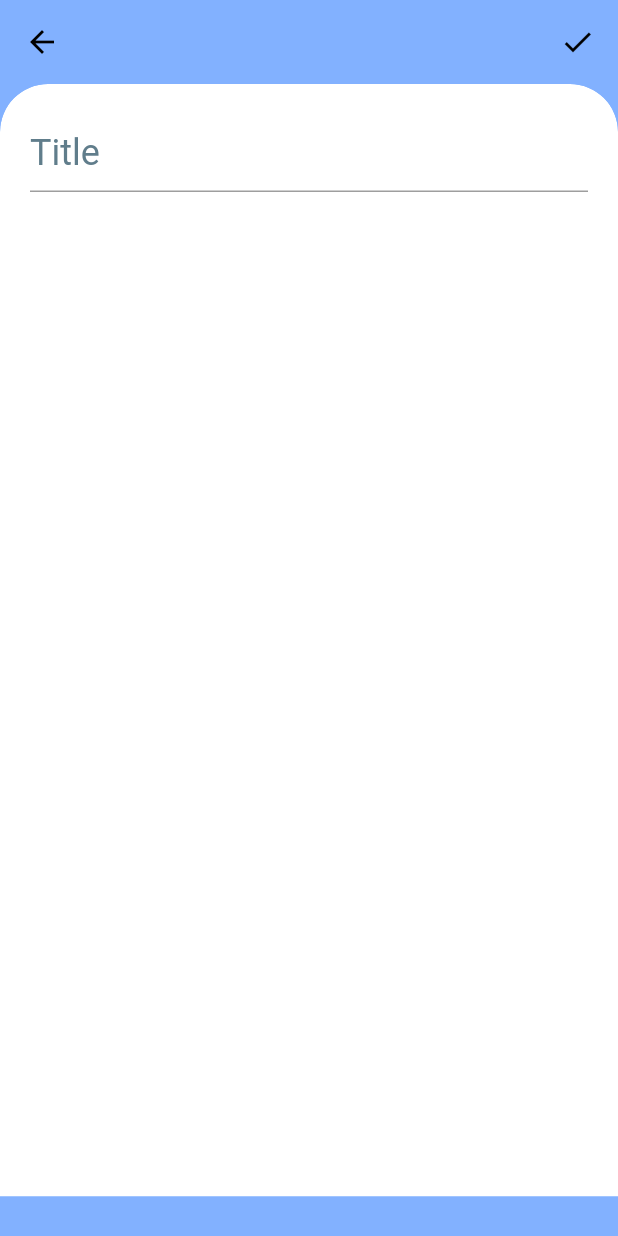
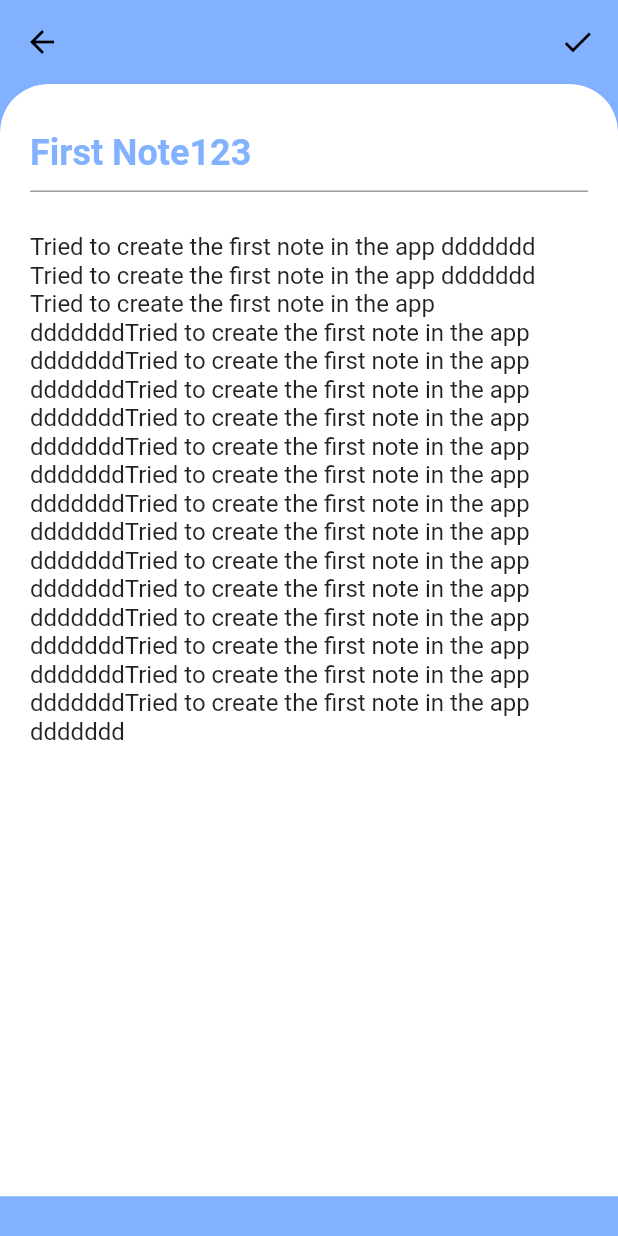
Before and after one commit to amitsindoliya/copyio, a Flutter app: the screen it shows after launch, after a tap on "First Note123", on a phone screen of 412 x 824 dp. Run offline on Flutter 3.47's test engine with Material 2 defaults, Android fonts, the phone set to English and light mode, and no system bars.

Commit message:
provider and editing notes working

```diff
--- a/copyio/lib/main.dart
+++ b/copyio/lib/main.dart
@@ -1,5 +1,7 @@
 import 'package:copyio/notes_detail.dart';
+import 'package:copyio/providers/notes_provider.dart';
 import 'package:flutter/material.dart';
+import 'package:provider/provider.dart';
 import 'dummy_data.dart';
 import 'notes_card.dart';
 
@@ -8,10 +10,15 @@ void main() => runApp(MyApp());
 class MyApp extends StatelessWidget {
   @override
   Widget build(BuildContext context) {
-    return MaterialApp(
-      title: 'CopyIO',
-      theme: ThemeData(primaryColor: Colors.blueAccent[100]),
-      home: HomePage(),
+    return MultiProvider(
+      providers: [
+        ChangeNotifierProvider(create: (_) => NotesProvider()),
+      ],
+      child: MaterialApp(
+        title: 'CopyIO',
+        theme: ThemeData(primaryColor: Colors.blueAccent[100]),
+        home: HomePage(),
+      ),
     );
   }
 }
@@ -19,6 +26,7 @@ class MyApp extends StatelessWidget {
 class HomePage extends StatelessWidget {
   @override
   Widget build(BuildContext context) {
+    var _items = Provider.of<NotesProvider>(context).getNotes;
     return Scaffold(
       // appBar: AppBar(
       //   backgroundColor: Colors.white,
@@ -94,11 +102,12 @@ class HomePage extends StatelessWidget {
             height: MediaQuery.of(context).size.height * 0.38,
             child: ListView.builder(
               scrollDirection: Axis.horizontal,
-              itemCount: notes.length,
+              itemCount: _items.length,
               itemBuilder: (context, index) {
                 return NotesCard(
-                  notes[index].title,
-                  notes[index].body,
+                  _items[index].id,
+                  _items[index].title,
+                  _items[index].body,
                   MediaQuery.of(context).size.height * 0.38,
                 );
               },
@@ -124,7 +133,7 @@ class HomePage extends StatelessWidget {
                   ),
                   onPressed: () {
                     return Navigator.of(context).push(MaterialPageRoute(
-                        builder: (context) => NotesDetail(null, null)));
+                        builder: (context) => NotesDetail(null, null, null)));
                   },
                   child: Text(
                     'Add a new note',
--- a/copyio/lib/notes_card.dart
+++ b/copyio/lib/notes_card.dart
@@ -2,15 +2,16 @@ import 'package:flutter/material.dart';
 import 'notes_detail.dart';
 
 class NotesCard extends StatelessWidget {
+  final String id;
   final String title;
   final String body;
   final double height;
 
-  NotesCard(this.title, this.body, this.height);
+  NotesCard(this.id, this.title, this.body, this.height);
 
   notesPageNavigator(BuildContext context, title, body) {
     return Navigator.of(context).push(
-        MaterialPageRoute(builder: (context) => NotesDetail(title, body)));
+        MaterialPageRoute(builder: (context) => NotesDetail(id, title, body)));
   }
 
   @override
--- a/copyio/lib/notes_detail.dart
+++ b/copyio/lib/notes_detail.dart
@@ -1,11 +1,15 @@
 import 'package:copyio/dummy_data.dart';
 import 'package:copyio/models/notes.dart';
+import 'package:copyio/providers/notes_provider.dart';
 import 'package:flutter/material.dart';
+import 'package:provider/provider.dart';
 
 class NotesDetail extends StatefulWidget {
+  final String id;
   final String title;
   final String body;
   NotesDetail(
+    this.id,
     this.title,
     this.body,
   );
@@ -23,8 +27,32 @@ class _NotesDetailState extends State<NotesDetail> {
   );
   void _saveForm() {
     _fkey.currentState.save();
-    notes.add(_sampleNote);
+    if (_sampleNote.id == '') {
+      Provider.of<NotesProvider>(context, listen: false).setNotes(_sampleNote);
+    } else {
+      Provider.of<NotesProvider>(context, listen: false)
+          .changeById(_sampleNote);
+    }
     Navigator.of(context).pop();
+  }
+
+  bool _editFlag = true;
+
+  @override
+  void didChangeDependencies() {
+    if (_editFlag) {
+      if (widget.id != null) {
+        _sampleNote = Notes(
+          id: widget.id,
+          title: widget.title,
+          body: widget.body,
+        );
+      }
+    }
+
+    _editFlag = false;
+    // TODO: implement didChangeDependencies
+    super.didChangeDependencies();
   }
 
   @override
@@ -82,6 +110,7 @@ class _NotesDetailState extends State<NotesDetail> {
                             // controller: _titlecontroller,
                             // title,
                             // key: k1,
+                            initialValue: _sampleNote.title,
                             style: TextStyle(
                               color: Theme.of(context).primaryColor,
                               fontSize: 24.0,
@@ -97,7 +126,7 @@ class _NotesDetailState extends State<NotesDetail> {
                             ),
                             onSaved: (text) {
                               _sampleNote = Notes(
-                                id: DateTime.now().toString(),
+                                id: _sampleNote.id,
                                 title: text,
                                 body: _sampleNote.body,
                               );
@@ -108,6 +137,7 @@ class _NotesDetailState extends State<NotesDetail> {
                           ),
                           Expanded(
                             child: TextFormField(
+                              initialValue: _sampleNote.body,
                               keyboardType: TextInputType.multiline,
                               maxLines: null,
                               // autofocus: true,
--- a/copyio/lib/providers/notes_provider.dart
+++ b/copyio/lib/providers/notes_provider.dart
@@ -1,6 +1,6 @@
 import 'package:copyio/models/notes.dart';
 import 'package:flutter/material.dart';
-// import 'package:provider/provider.dart';
+import 'package:provider/provider.dart';
 
 class NotesProvider with ChangeNotifier {
   List<Notes> _notesList = [
@@ -43,4 +43,10 @@ class NotesProvider with ChangeNotifier {
     _notesList.add(note);
     notifyListeners();
   }
+
+  void changeById(Notes note) {
+    int updateIndex = _notesList.indexWhere((oldnote) => oldnote.id == note.id);
+    _notesList[updateIndex] = note;
+    notifyListeners();
+  }
 }
--- a/copyio/pubspec.yaml
+++ b/copyio/pubspec.yaml
@@ -19,7 +19,7 @@ environment:
 dependencies:
   flutter:
     sdk: flutter
-    # provider: ^5.0.0
+  provider: ^5.0.0
   # The following adds the Cupertino Icons font to your application.
   # Use with the CupertinoIcons class for iOS style icons.
   cupertino_icons: ^0.1.2
```
Also changed, not shown: copyio/pubspec.lock.
